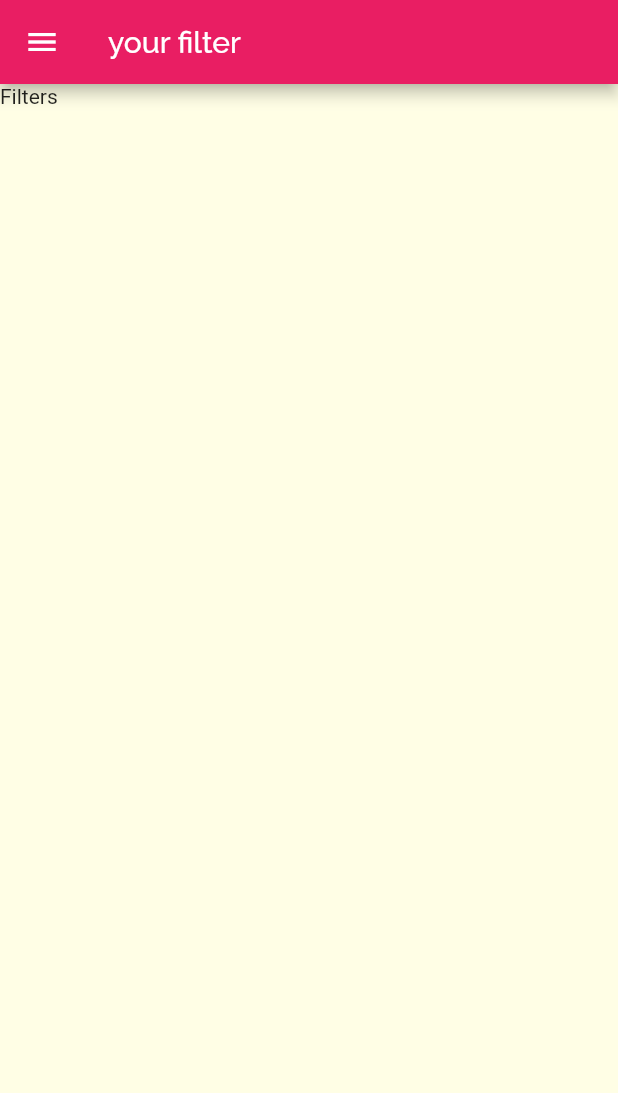
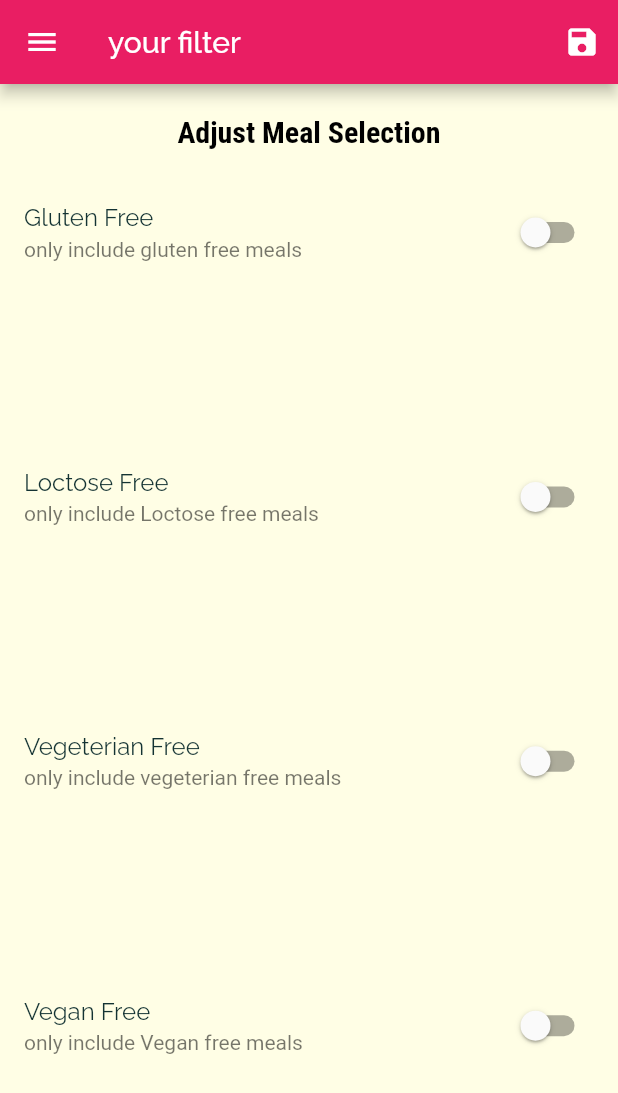
Before and after one commit to HaldunMatar/Flutter_DeliMeals, a Flutter app: the Filters screen opened by its route, on a phone screen of 412 x 824 dp. Shown: the top 1093 px of the screen. Run offline on Flutter 3.47's test engine with Material 2 defaults, Android fonts, the phone set to English and light mode, and no system bars.

Commit message:
180. Adding Filtering Logic

```diff
--- a/lib/main.dart
+++ b/lib/main.dart
@@ -1,14 +1,43 @@
 import 'package:flutter/material.dart';
+import 'package:meals/dummy_data.dart';
 import 'package:meals/screens/filter_screen.dart';
 import 'package:meals/screens/meal_dtails_screen.dart';
 import 'package:meals/screens/tabs_screen.dart';
 
+import 'models/meal.dart';
 import 'screens/categories_screen.dart';
 import 'screens/Category_meals_screen.dart';
 
 void main() => runApp(MyApp());
 
-class MyApp extends StatelessWidget {
+class MyApp extends StatefulWidget {
+  @override
+  _MyAppState createState() => _MyAppState();
+}
+
+class _MyAppState extends State<MyApp> {
+  Map<String, bool> _filters = {
+    'gluten': false,
+    'lactose': false,
+    'vegan': false,
+    'vegeterian': false,
+  };
+  List<Meal> _availableMeals = DUMMY_MEALS;
+
+  void setFilters(Map<String, bool> filterData) {
+    setState(() {
+      _filters = filterData;
+      _availableMeals = DUMMY_MEALS.where((meal) {
+        if (_filters['gluten'] && !meal.isGlutenFree) return false;
+        if (_filters['lactose'] && !meal.isLactoseFree) return false;
+        if (_filters['vegan'] && !meal.isVegan) return false;
+        if (_filters['vegeterian'] && !meal.isVegetarian) return false;
+
+        return true;
+      }).toList();
+    });
+  }
+
   @override
   Widget build(BuildContext context) {
     return MaterialApp(
@@ -35,8 +64,9 @@ class MyApp extends StatelessWidget {
       initialRoute: '/',
       routes: {
         '/': (ctx) => TabsScreen(),
-        Filters.routeName: (ctx) => Filters(),
-        CategoryMealsScreen.routeName: (ctx) => CategoryMealsScreen(),
+        Filters.routeName: (ctx) => Filters(_filters, setFilters),
+        CategoryMealsScreen.routeName: (ctx) =>
+            CategoryMealsScreen(_availableMeals),
         MealDetailsScreen.routeName: (ctx) => MealDetailsScreen()
       },
       /*onGenerateRoute: (setting) {
--- a/lib/screens/Category_meals_screen.dart
+++ b/lib/screens/Category_meals_screen.dart
@@ -1,5 +1,5 @@
 import 'package:flutter/material.dart';
-import 'package:meals/dummy_data.dart';
+
 import 'package:meals/models/meal.dart';
 
 import 'package:meals/widget/meal_item.dart';
@@ -7,6 +7,10 @@ import 'package:meals/widget/meal_item.dart';
 
 class CategoryMealsScreen extends StatefulWidget {
   static const routeName = '/Category-meals';
+
+  List<Meal> availableMeals;
+
+  CategoryMealsScreen(this.availableMeals);
 
   @override
   _CategoryMealsScreenState createState() => _CategoryMealsScreenState();
@@ -26,17 +30,16 @@ class _CategoryMealsScreenState extends State<CategoryMealsScreen> {
 
   @override
   void didChangeDependencies() {
-    print('didChangeDependencies $loadingInitData');
     if (!loadingInitData) {
       final routArge =
           ModalRoute.of(context).settings.arguments as Map<String, String>;
 
       final categoryID = routArge['id'];
       categoryTitle = routArge['title'];
-      displayMeals = DUMMY_MEALS.where((meal) {
+      displayMeals = widget.availableMeals.where((meal) {
         return meal.categories.contains(categoryID);
       }).toList();
-      print('loadingInitData $loadingInitData');
+
       loadingInitData = true;
     }
 
--- a/lib/screens/filter_screen.dart
+++ b/lib/screens/filter_screen.dart
@@ -1,16 +1,106 @@
 import 'package:flutter/material.dart';
 import 'package:meals/widget/ma%C4%B1n_drawer.dart';
 
-class Filters extends StatelessWidget {
+class Filters extends StatefulWidget {
+  final Function saveFilters;
+  final Map<String, bool> currentFilters;
+
+  Filters(this.currentFilters, this.saveFilters);
+
   static const routeName = 'filters';
+
+  @override
+  _FiltersState createState() => _FiltersState();
+}
+
+class _FiltersState extends State<Filters> {
+  var _qlutenFree = false;
+
+  var _vegeterianFree = false;
+
+  var _vegan = false;
+
+  var _loctoseFree = false;
+
+  @override
+  initState() {
+    _qlutenFree = widget.currentFilters['gluten'];
+    _vegeterianFree = widget.currentFilters['lactose'];
+    _vegan = widget.currentFilters['vegan'];
+    _loctoseFree = widget.currentFilters['vegeterian'];
+    super.initState();
+  }
+
+  Widget _buildSwitchListTile(
+      String title, String des, bool qlutenFree, Function updatevalue) {
+    return Expanded(
+        child: ListView(
+      children: [
+        SwitchListTile(
+            value: qlutenFree,
+            title: Text(title),
+            subtitle: Text(des),
+            onChanged: updatevalue)
+      ],
+    ));
+  }
+
   @override
   Widget build(BuildContext context) {
     return Scaffold(
       appBar: AppBar(
         title: Text('your filter'),
+        actions: <Widget>[
+          IconButton(
+              icon: Icon(Icons.save),
+              onPressed: () {
+                final Map<String, bool> _selectedFilters = {
+                  'gluten': _qlutenFree,
+                  'lactose': _loctoseFree,
+                  'vegan': _vegan,
+                  'vegeterian': _vegeterianFree,
+                };
+
+                widget.saveFilters(_selectedFilters);
+              })
+        ],
       ),
-      body: Container(
-        child: Text('Filters'),
+      body: Column(
+        children: [
+          Container(
+            padding: EdgeInsets.all(20),
+            child: Text(
+              'Adjust Meal Selection',
+              style: Theme.of(context).textTheme.headline1,
+            ),
+          ),
+          _buildSwitchListTile(
+              'Gluten Free', 'only include gluten free meals', _qlutenFree,
+              (newVlue) {
+            setState(() {
+              _qlutenFree = newVlue;
+            });
+          }),
+          _buildSwitchListTile(
+              'Loctose Free ', 'only include Loctose free meals', _loctoseFree,
+              (newVlue) {
+            setState(() {
+              _loctoseFree = newVlue;
+            });
+          }),
+          _buildSwitchListTile('Vegeterian Free',
+              'only include vegeterian free meals', _vegeterianFree, (newVlue) {
+            setState(() {
+              _vegeterianFree = newVlue;
+            });
+          }),
+          _buildSwitchListTile(
+              'Vegan Free', 'only include Vegan free meals', _vegan, (newVlue) {
+            setState(() {
+              _vegan = newVlue;
+            });
+          }),
+        ],
       ),
       drawer: MainDrawer(),
     );
```
